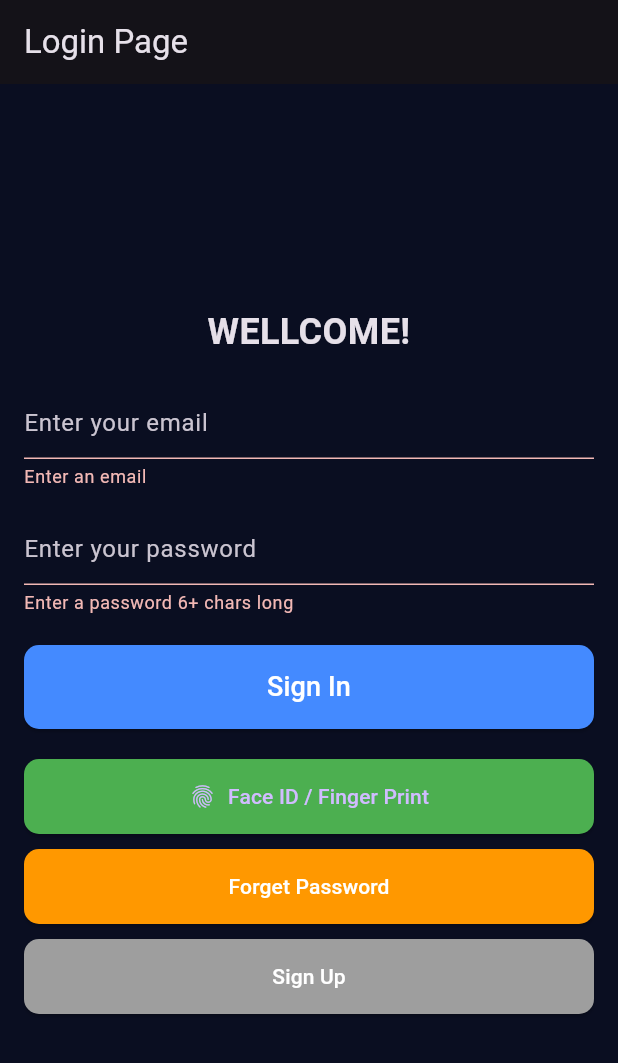
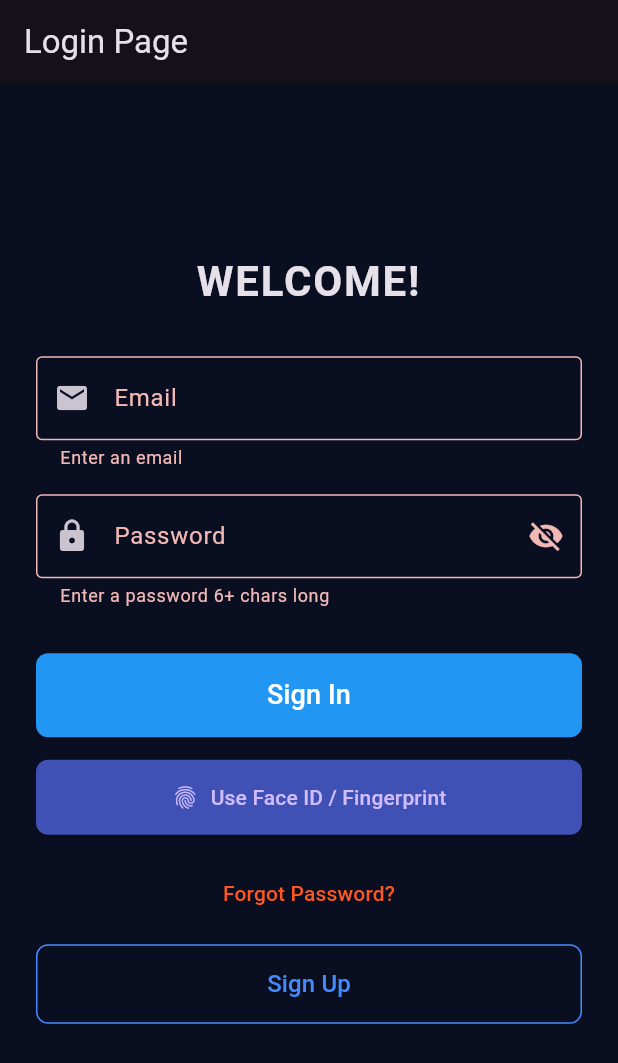
Before and after one commit to Beykn/GuardEye, a Flutter app: the screen it shows after launch, after a tap on "Sign In", on a phone screen of 412 x 824 dp. Shown: the top 1063 px of the screen. Run offline on Flutter 3.47's test engine with Material 3 defaults, Android fonts, the phone set to English and light mode, and no system bars; our stand-ins replace camera, cloud_firestore, firebase_auth, firebase_core, firebase_storage, font_awesome_flutter and 1 more; missing offline and left inert: tflite_flutter; accounts and stored records are empty.

Commit message:
login  page design changed make more efficient

```diff
--- a/graduation/lib/screens/loginPage.dart
+++ b/graduation/lib/screens/loginPage.dart
@@ -37,7 +37,7 @@ class _LoginPageState extends State<LoginPage> {
 
       if (isAuthenticated) {
         Navigator.push(
-            context, MaterialPageRoute(builder: (context) =>  UserPage()));
+            context, MaterialPageRoute(builder: (context) => UserPage()));
       }
     } else {
       ScaffoldMessenger.of(context).showSnackBar(
@@ -53,8 +53,9 @@ class _LoginPageState extends State<LoginPage> {
   Widget build(BuildContext context) {
     return Scaffold(
       appBar: AppBar(title: const Text("Login Page")),
-      body: Padding(
-        padding: const EdgeInsets.all(16.0),
+      body: Center(
+        child: SingleChildScrollView(
+          padding: const EdgeInsets.symmetric(horizontal: 24),
           child: Form(
             key: _formKey,
             child: Column(
@@ -62,125 +63,145 @@ class _LoginPageState extends State<LoginPage> {
               crossAxisAlignment: CrossAxisAlignment.stretch,
               children: [
                 const Text(
-                "WELLCOME!",
+                  "WELCOME!",
                   textAlign: TextAlign.center,
-                style: TextStyle(fontSize: 24, fontWeight: FontWeight.bold),
+                  style: TextStyle(
+                    fontSize: 28,
+                    fontWeight: FontWeight.bold,
+                    letterSpacing: 1.2,
                   ),
-              const SizedBox(height: 20),
+                ),
+                const SizedBox(height: 30),
 
-              // Email input field
+                // Email field
                 TextFormField(
                   keyboardType: TextInputType.emailAddress,
-                onChanged: (value) {
-                  email = value;
-                },
+                  onChanged: (value) => email = value,
                   validator: (value) =>
                   value!.isEmpty ? 'Enter an email' : null,
                   decoration: const InputDecoration(
-                  hintText: 'Enter your email',
+                    labelText: 'Email',
+                    prefixIcon: Icon(Icons.email),
+                    border: OutlineInputBorder(),
                   ),
                 ),
                 const SizedBox(height: 16),
 
-              // Password input field
+                // Password field
                 TextFormField(
                   obscureText: _obscureText,
-                onChanged: (value) {
-                  password = value;
+                  onChanged: (value) => password = value,
+                  validator: (value) => value!.length < 6
+                      ? 'Enter a password 6+ chars long'
+                      : null,
+                  decoration: InputDecoration(
+                    labelText: 'Password',
+                    prefixIcon: const Icon(Icons.lock),
+                    border: const OutlineInputBorder(),
+                    suffixIcon: IconButton(
+                      icon: Icon(
+                        _obscureText
+                            ? Icons.visibility_off
+                            : Icons.visibility,
+                      ),
+                      onPressed: () {
+                        setState(() {
+                          _obscureText = !_obscureText;
+                        });
                       },
-                validator: (value) =>
-                    value!.length < 6 ? 'Enter a password 6+ chars long' : null,
-                decoration: const InputDecoration(
-                  hintText: 'Enter your password',
                     ),
                   ),
-              const SizedBox(height: 20),
+                ),
+                const SizedBox(height: 30),
 
-              // Sign In Button
+                // Sign In
                 ElevatedButton(
                   onPressed: () async {
                     if (_formKey.currentState?.validate() ?? false) {
-                    dynamic result = await _firebase_auth.signInWithEmailAndPassword(email, password);
-
-                    if(result != null && result.role == "driver")
-                    {
+                      dynamic result =
+                      await _firebase_auth.signInWithEmailAndPassword(
+                          email, password);
+                      if (result != null && result.role == "driver") {
                         Navigator.push(
                           context,
-                        MaterialPageRoute(builder: (context) =>  UserPage()),
+                          MaterialPageRoute(
+                              builder: (context) => const UserPage()),
                         );
-                    }
-
-                    else if(result != null && result.role == "admin"){
+                      } else if (result != null && result.role == "admin") {
                         Navigator.push(
                           context,
-                        MaterialPageRoute(builder: (context) =>  AdminPage()),
+                          MaterialPageRoute(
+                              builder: (context) => const AdminPage()),
                         );
                       }
                     }
                   },
                   style: ElevatedButton.styleFrom(
-                  backgroundColor: Colors.blueAccent,
+                    backgroundColor: Colors.blue,
                     padding: const EdgeInsets.symmetric(vertical: 15),
                     shape: RoundedRectangleBorder(
-                      borderRadius: BorderRadius.circular(10)),
+                        borderRadius: BorderRadius.circular(8)),
                   ),
                   child: const Text("Sign In",
                       style: TextStyle(fontSize: 18, color: Colors.white)),
                 ),
-              const SizedBox(height: 20),
+                const SizedBox(height: 15),
 
-              // Biometrics Button
+                // Biometrics
                 ElevatedButton.icon(
                   onPressed: _authenticateWithBiometrics,
                   icon: const Icon(Icons.fingerprint),
-                label: const Text("Face ID / Finger Print"),
+                  label: const Text("Use Face ID / Fingerprint"),
                   style: ElevatedButton.styleFrom(
-                  backgroundColor: Colors.green,
+                    backgroundColor: Colors.indigo,
                     padding: const EdgeInsets.symmetric(vertical: 15),
                     shape: RoundedRectangleBorder(
-                      borderRadius: BorderRadius.circular(10)),
+                        borderRadius: BorderRadius.circular(8)),
+                  ),
+                ),
+                const SizedBox(height: 15),
+
+                // Forgot Password
+                TextButton(
+                  onPressed: () {
+                    ScaffoldMessenger.of(context).showSnackBar(
+                      const SnackBar(
+                        content:
+                        Text("Şifre sıfırlama işlemi yakında eklenecek."),
+                        backgroundColor: Colors.deepOrange,
+                      ),
+                    );
+                  },
+                  child: const Text(
+                    "Forgot Password?",
+                    style:
+                    TextStyle(color: Colors.deepOrange, fontSize: 14),
                   ),
                 ),
                 const SizedBox(height: 10),
 
-              // Forget Password Button
-              ElevatedButton(
-                onPressed: () {
-                  ScaffoldMessenger.of(context).showSnackBar(
-                    const SnackBar(
-                      content: Text("Şifre sıfırlama işlemi yakında eklenecek."),
-                      backgroundColor: Colors.orange,
-                    ),
-                  );
-                },
-                style: ElevatedButton.styleFrom(
-                  backgroundColor: Colors.orange,
-                  padding: const EdgeInsets.symmetric(vertical: 15),
-                  shape: RoundedRectangleBorder(
-                      borderRadius: BorderRadius.circular(10)),
-                ),
-                child: const Text("Forget Password",
-                    style: TextStyle(color: Colors.white)),
-              ),
-              const SizedBox(height: 10),
-
-              // Sign Up Button
-              ElevatedButton(
+                // Sign Up
+                OutlinedButton(
                   onPressed: () {
                     Navigator.push(
                       context,
-                    MaterialPageRoute(builder: (context) =>  SignUpScreen()),
+                      MaterialPageRoute(
+                          builder: (context) => SignUpScreen()),
                     );
                   },
-                style: ElevatedButton.styleFrom(
-                  backgroundColor: Colors.grey,
+                  style: OutlinedButton.styleFrom(
                     padding: const EdgeInsets.symmetric(vertical: 15),
+                    side: const BorderSide(color: Colors.blueAccent),
                     shape: RoundedRectangleBorder(
-                      borderRadius: BorderRadius.circular(10)),
+                        borderRadius: BorderRadius.circular(8)),
                   ),
-                child: const Text("Sign Up", style: TextStyle(color: Colors.white)),
+                  child: const Text("Sign Up",
+                      style: TextStyle(
+                          color: Colors.blueAccent, fontSize: 16)),
                 ),
+                const SizedBox(height: 30),
               ],
+            ),
           ),
         ),
       ),
```
Lines whose indentation alone changed are shown as unchanged.
